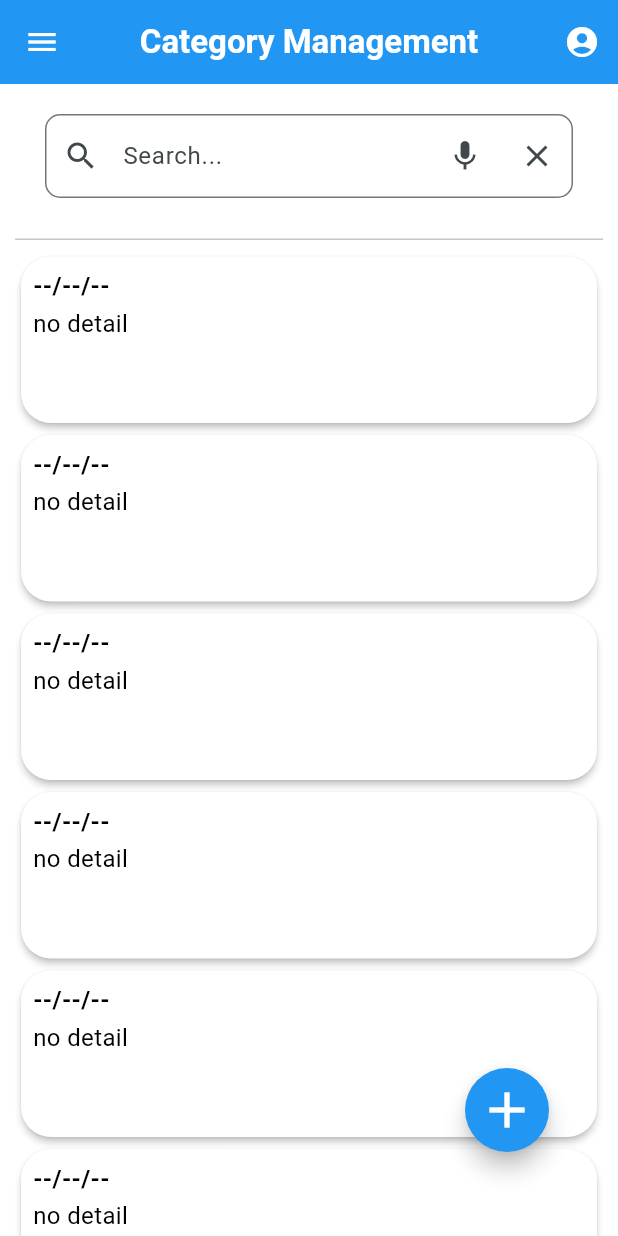
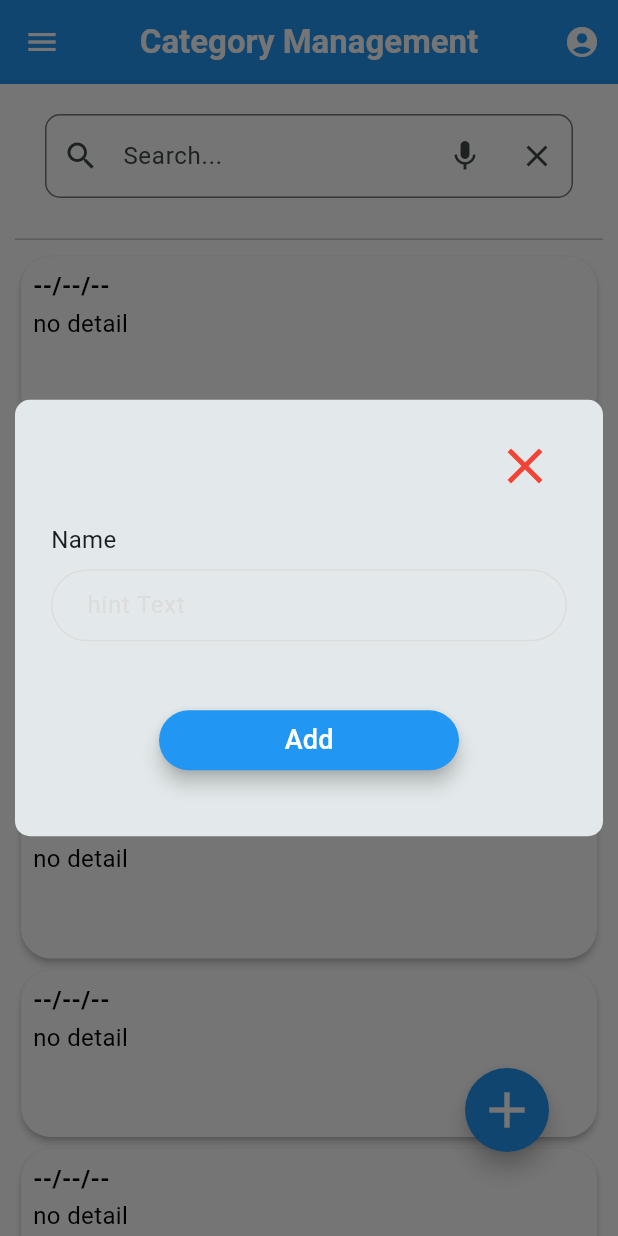
Before and after one commit to TFDNINE9/lab_project_4cs1, a Flutter app: the screen it shows after launch, after a tap on the "menu" icon, after a tap on the "account circle" icon, after a tap on the "add" icon, on a phone screen of 412 x 824 dp. Run offline on Flutter 3.47's test engine with Material 3 defaults, Android fonts, the phone set to English and light mode, and no system bars; drawn by our look-alikes of flutter_slidable; our stand-ins replace get.

Commit message:
add: dialog editer

```diff
--- /dev/null
+++ b/lib/components/custom_button.dart
@@ -0,0 +1,50 @@
+import 'package:flutter/material.dart';
+
+class CustomButton extends StatelessWidget {
+  final String titleButton;
+  final VoidCallback? onTap;
+  final Color colorButton;
+  final EdgeInsetsGeometry padding;
+  final TextStyle textStyle;
+  final double borderRadius;
+  final double elevation;
+  final double height;
+  final double width;
+
+  const CustomButton({
+    super.key,
+    required this.titleButton,
+    this.onTap,
+    required this.colorButton,
+    this.padding = const EdgeInsets.symmetric(vertical: 16),
+    this.textStyle = const TextStyle(color: Colors.white, fontSize: 18),
+    this.borderRadius = 30.0,
+    this.elevation = 5.0,
+    this.height = 54.0,
+    this.width = 200.0,
+  });
+
+  @override
+  Widget build(BuildContext context) {
+    return Padding(
+      padding: padding,
+      child: ElevatedButton(
+        onPressed: onTap,
+        style: ElevatedButton.styleFrom(
+          backgroundColor: colorButton,
+          elevation: elevation,
+          padding: EdgeInsets.zero,
+          shape: RoundedRectangleBorder(
+            borderRadius: BorderRadius.circular(borderRadius),
+          ),
+          minimumSize: Size(width, height),
+          fixedSize: Size(width, height),
+        ),
+        child: Text(
+          titleButton,
+          style: textStyle,
+        ),
+      ),
+    );
+  }
+}
--- /dev/null
+++ b/lib/components/custom_input.dart
@@ -0,0 +1,95 @@
+import 'package:flutter/material.dart';
+
+class CustomInput extends StatelessWidget {
+  final String hintText;
+  final String labelText;
+  final String? defaultValue;
+  final TextEditingController? controller;
+  final EdgeInsetsGeometry? padding;
+  final Widget? labelTextUpperField;
+  final Color borderColor;
+  final Color focusedBorderColor;
+  final double borderRadius;
+  final double borderWidth;
+  final bool obscureTitle;
+  final bool readOnly;
+  final bool enabled;
+  final int maxLines;
+  final Widget? suffixIcon;
+  final FormFieldValidator<String>? textFieldValidator;
+  final VoidCallback? onTap;
+  final TextStyle? selectedTextColor;
+
+  const CustomInput(
+      {super.key,
+      this.hintText = 'hint Text',
+      this.onTap,
+      this.labelText = '',
+      this.controller,
+      this.padding = const EdgeInsets.symmetric(vertical: 10, horizontal: 20),
+      this.borderColor = const Color.fromARGB(255, 221, 220, 220),
+      this.focusedBorderColor = Colors.grey,
+      this.borderRadius = 30.0,
+      this.borderWidth = 2.0,
+      this.obscureTitle = false,
+      this.readOnly = false,
+      this.suffixIcon,
+      this.enabled = true,
+      this.textFieldValidator,
+      this.labelTextUpperField,
+      this.maxLines = 1,
+      this.defaultValue,
+      this.selectedTextColor});
+
+  @override
+  Widget build(BuildContext context) {
+    return Padding(
+      padding: const EdgeInsets.symmetric(vertical: 10),
+      child: Column(
+        crossAxisAlignment: CrossAxisAlignment.start,
+        children: [
+          if (labelTextUpperField != null || labelText.isNotEmpty) ...[
+            labelTextUpperField ??
+                Text(
+                  labelText,
+                  style: const TextStyle(
+                      fontSize: 16, fontWeight: FontWeight.w400),
+                ),
+            const SizedBox(height: 8),
+          ],
+          TextFormField(
+            maxLines: maxLines,
+            minLines: 1,
+            onTap: onTap,
+            style: selectedTextColor,
+            validator: textFieldValidator,
+            initialValue: defaultValue,
+            obscureText: obscureTitle,
+            controller: controller,
+            readOnly: readOnly,
+            enabled: enabled,
+            decoration: InputDecoration(
+              suffixIcon: suffixIcon,
+              floatingLabelBehavior: FloatingLabelBehavior.always,
+              hintText: hintText,
+              hintStyle: TextStyle(color: borderColor),
+              contentPadding: padding,
+              border: OutlineInputBorder(
+                borderRadius: BorderRadius.circular(borderRadius),
+              ),
+              enabledBorder: OutlineInputBorder(
+                borderSide: BorderSide(color: borderColor),
+                borderRadius: BorderRadius.circular(borderRadius),
+              ),
+              focusedBorder: OutlineInputBorder(
+                borderSide:
+                    BorderSide(color: focusedBorderColor, width: borderWidth),
+                borderRadius: BorderRadius.circular(borderRadius),
+              ),
+            ),
+          ),
+        ],
+      ),
+    );
+  }
+}
--- /dev/null
+++ b/lib/screens/category/views/category_edit_dialog.dart
@@ -0,0 +1,52 @@
+import 'package:flutter/material.dart';
+import 'package:lab_project_4cs1/components/custom_button.dart';
+import 'package:lab_project_4cs1/components/custom_input.dart';
+
+class CategoryEditDialog extends StatelessWidget {
+  const CategoryEditDialog({super.key});
+
+  @override
+  Widget build(BuildContext context) {
+    return AlertDialog(
+      insetPadding: const EdgeInsets.symmetric(horizontal: 10),
+      shape: RoundedRectangleBorder(
+        borderRadius: BorderRadius.circular(10),
+      ),
+      content: SizedBox(
+        width: MediaQuery.sizeOf(context).width,
+        child: Column(
+          mainAxisSize: MainAxisSize.min,
+          crossAxisAlignment: CrossAxisAlignment.center,
+          children: [
+            Row(
+              mainAxisAlignment: MainAxisAlignment.end,
+              children: [
+                IconButton(
+                  icon: const Icon(
+                    Icons.close,
+                    color: Colors.red,
+                    size: 40,
+                  ),
+                  onPressed: () => Navigator.of(context).pop(),
+                ),
+              ],
+            ),
+            CustomInput(
+              labelText: 'Name',
+              // controller: controller.nameController,
+            ),
+            const SizedBox(height: 16),
+            CustomButton(
+              titleButton: 'Add',
+              colorButton: Colors.blue,
+              height: 40,
+              onTap: () {
+                // Handle button action
+              },
+            ),
+          ],
+        ),
+      ),
+    );
+  }
+}
--- a/lib/screens/category/views/category_page.dart
+++ b/lib/screens/category/views/category_page.dart
@@ -2,6 +2,7 @@ import 'package:flutter/material.dart';
 import 'package:flutter_slidable/flutter_slidable.dart';
 import 'package:lab_project_4cs1/components/custom_card.dart';
 import 'package:lab_project_4cs1/components/custom_scaffold.dart';
+import 'package:lab_project_4cs1/screens/category/views/category_edit_dialog.dart';
 
 class CategoryPage extends StatelessWidget {
   static String id = "/category";
@@ -9,9 +10,17 @@ class CategoryPage extends StatelessWidget {
 
   @override
   Widget build(BuildContext context) {
+    Future<void> openDialog(BuildContext context, String accountId) =>
+        showDialog(
+          context: context,
+          builder: (context) {
+            return CategoryEditDialog();
+          },
+        );
+
     return CustomScaffold(
       title: "Category Management",
-      onTapFloatingButton: () {},
+      onTapFloatingButton: () => openDialog(context, ""),
       body: Center(
         child: Padding(
           padding: const EdgeInsets.symmetric(horizontal: 10),
@@ -72,6 +81,7 @@ class CategoryPage extends StatelessWidget {
                     child: CustomCard(
                       width: 400,
                       height: 95,
+                      onPressed: () => openDialog(context, "text-id-cat"),
                     ),
                   );
                 },
```
